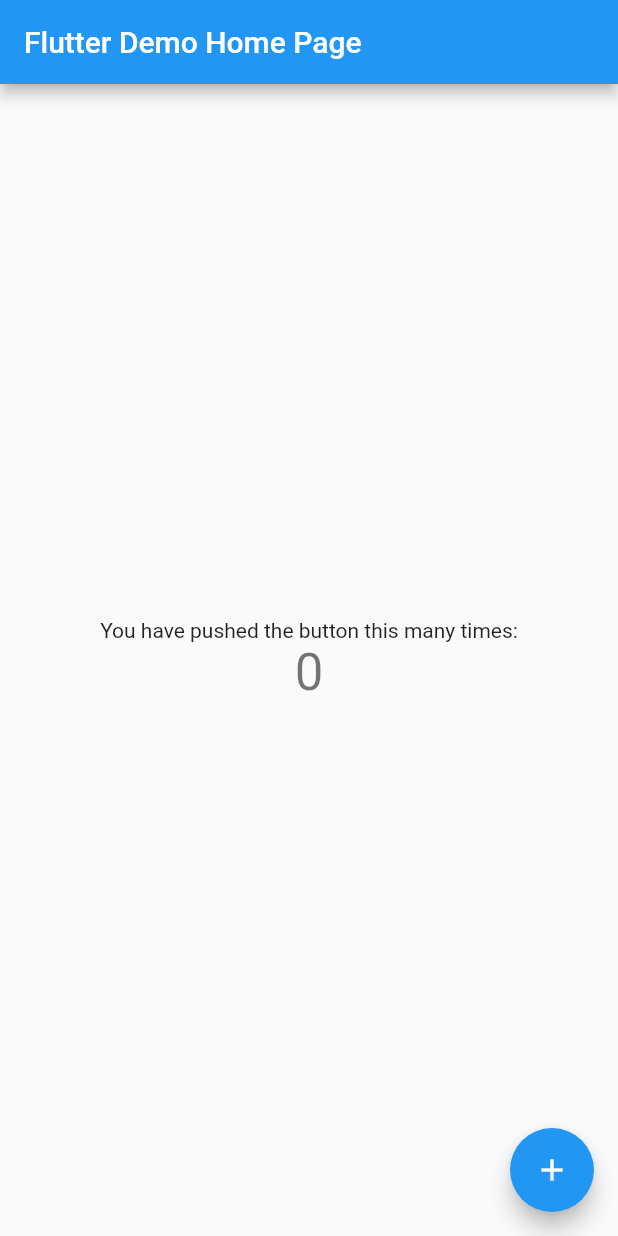
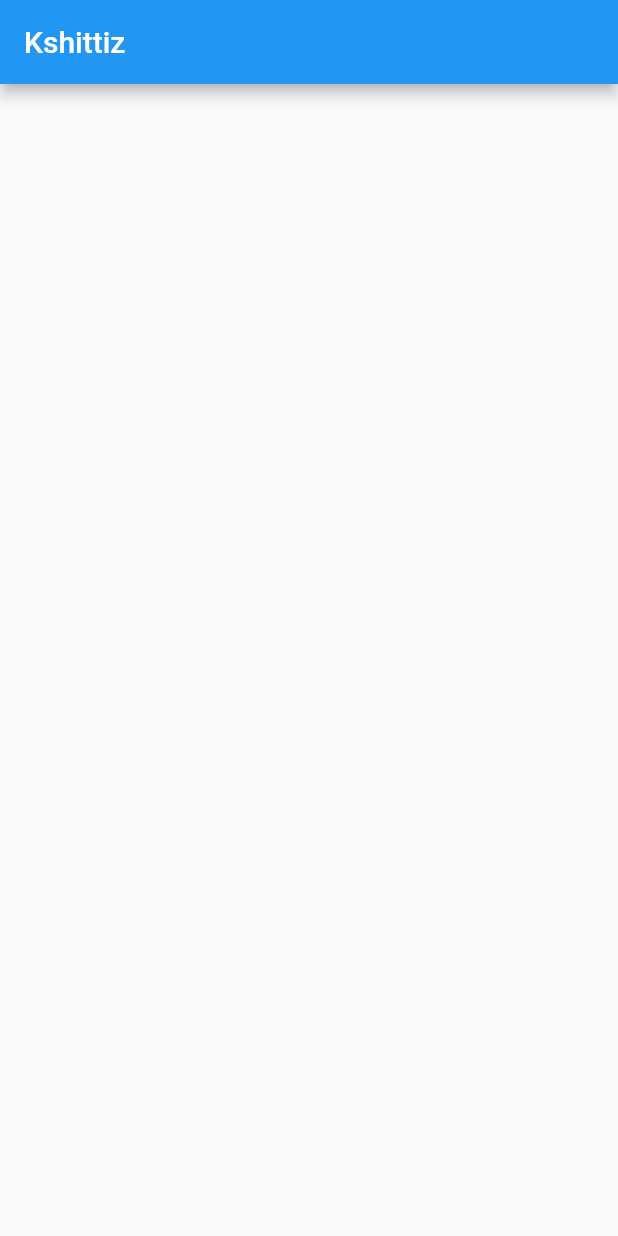
Before and after one commit to HastagKc/riverpod_Learning, a Flutter app: the screen it shows after launch, on a phone screen of 412 x 824 dp. Run offline on Flutter 3.47's test engine with Material 2 defaults, Android fonts, the light colour scheme and no system bars; our stand-ins replace flutter_riverpod, get.

Commit message:
flutter simple provider

```diff
--- /dev/null
+++ b/lib/Providers/nameProvider.dart
@@ -0,0 +1,3 @@
+import 'package:flutter_riverpod/flutter_riverpod.dart';
+
+final nameProvider = Provider<String>((ref) => 'Kshittiz');
--- a/lib/main.dart
+++ b/lib/main.dart
@@ -1,115 +1,24 @@
 import 'package:flutter/material.dart';
+import 'package:flutter_riverpod/flutter_riverpod.dart';
+import 'package:get/get.dart';
+import 'package:learing_riverpod/screens/home_page.dart';
 
 void main() {
-  runApp(const MyApp());
+  runApp(
+    const ProviderScope(
+      child: MyApp(),
+    ),
+  );
 }
 
 class MyApp extends StatelessWidget {
   const MyApp({super.key});
 
-  // This widget is the root of your application.
   @override
   Widget build(BuildContext context) {
-    return MaterialApp(
-      title: 'Flutter Demo',
-      theme: ThemeData(
-        // This is the theme of your application.
-        //
-        // Try running your application with "flutter run". You'll see the
-        // application has a blue toolbar. Then, without quitting the app, try
-        // changing the primarySwatch below to Colors.green and then invoke
-        // "hot reload" (press "r" in the console where you ran "flutter run",
-        // or simply save your changes to "hot reload" in a Flutter IDE).
-        // Notice that the counter didn't reset back to zero; the application
-        // is not restarted.
-        primarySwatch: Colors.blue,
-      ),
-      home: const MyHomePage(title: 'Flutter Demo Home Page'),
+    return GetMaterialApp(
+      debugShowCheckedModeBanner: false,
+      home: HomePage(),
     );
   }
 }
-
-class MyHomePage extends StatefulWidget {
-  const MyHomePage({super.key, required this.title});
-
-  // This widget is the home page of your application. It is stateful, meaning
-  // that it has a State object (defined below) that contains fields that affect
-  // how it looks.
-
-  // This class is the configuration for the state. It holds the values (in this
-  // case the title) provided by the parent (in this case the App widget) and
-  // used by the build method of the State. Fields in a Widget subclass are
-  // always marked "final".
-
-  final String title;
-
-  @override
-  State<MyHomePage> createState() => _MyHomePageState();
-}
-
-class _MyHomePageState extends State<MyHomePage> {
-  int _counter = 0;
-
-  void _incrementCounter() {
-    setState(() {
-      // This call to setState tells the Flutter framework that something has
-      // changed in this State, which causes it to rerun the build method below
-      // so that the display can reflect the updated values. If we changed
-      // _counter without calling setState(), then the build method would not be
-      // called again, and so nothing would appear to happen.
-      _counter++;
-    });
-  }
-
-  @override
-  Widget build(BuildContext context) {
-    // This method is rerun every time setState is called, for instance as done
-    // by the _incrementCounter method above.
-    //
-    // The Flutter framework has been optimized to make rerunning build methods
-    // fast, so that you can just rebuild anything that needs updating rather
-    // than having to individually change instances of widgets.
-    return Scaffold(
-      appBar: AppBar(
-        // Here we take the value from the MyHomePage object that was created by
-        // the App.build method, and use it to set our appbar title.
-        title: Text(widget.title),
-      ),
-      body: Center(
-        // Center is a layout widget. It takes a single child and positions it
-        // in the middle of the parent.
-        child: Column(
-          // Column is also a layout widget. It takes a list of children and
-          // arranges them vertically. By default, it sizes itself to fit its
-          // children horizontally, and tries to be as tall as its parent.
-          //
-          // Invoke "debug painting" (press "p" in the console, choose the
-          // "Toggle Debug Paint" action from the Flutter Inspector in Android
-          // Studio, or the "Toggle Debug Paint" command in Visual Studio Code)
-          // to see the wireframe for each widget.
-          //
-          // Column has various properties to control how it sizes itself and
-          // how it positions its children. Here we use mainAxisAlignment to
-          // center the children vertically; the main axis here is the vertical
-          // axis because Columns are vertical (the cross axis would be
-          // horizontal).
-          mainAxisAlignment: MainAxisAlignment.center,
-          children: <Widget>[
-            const Text(
-              'You have pushed the button this many times:',
-            ),
-            Text(
-              '$_counter',
-              style: Theme.of(context).textTheme.headlineMedium,
-            ),
-          ],
-        ),
-      ),
-      floatingActionButton: FloatingActionButton(
-        onPressed: _incrementCounter,
-        tooltip: 'Increment',
-        child: const Icon(Icons.add),
-      ), // This trailing comma makes auto-formatting nicer for build methods.
-    );
-  }
-}
--- /dev/null
+++ b/lib/screens/home_page.dart
@@ -0,0 +1,17 @@
+import 'package:flutter/material.dart';
+import 'package:flutter_riverpod/flutter_riverpod.dart';
+import 'package:learing_riverpod/Providers/nameProvider.dart';
+
+class HomePage extends ConsumerWidget {
+  // const HomePage({super.key});
+
+  @override
+  Widget build(BuildContext context, WidgetRef ref) {
+    final name = ref.watch(nameProvider);
+    return Scaffold(
+      appBar: AppBar(
+        title: Text(name),
+      ),
+    );
+  }
+}
```
Also changed, not shown: pubspec.yaml (+5 -4 lines), pubspec.lock.
